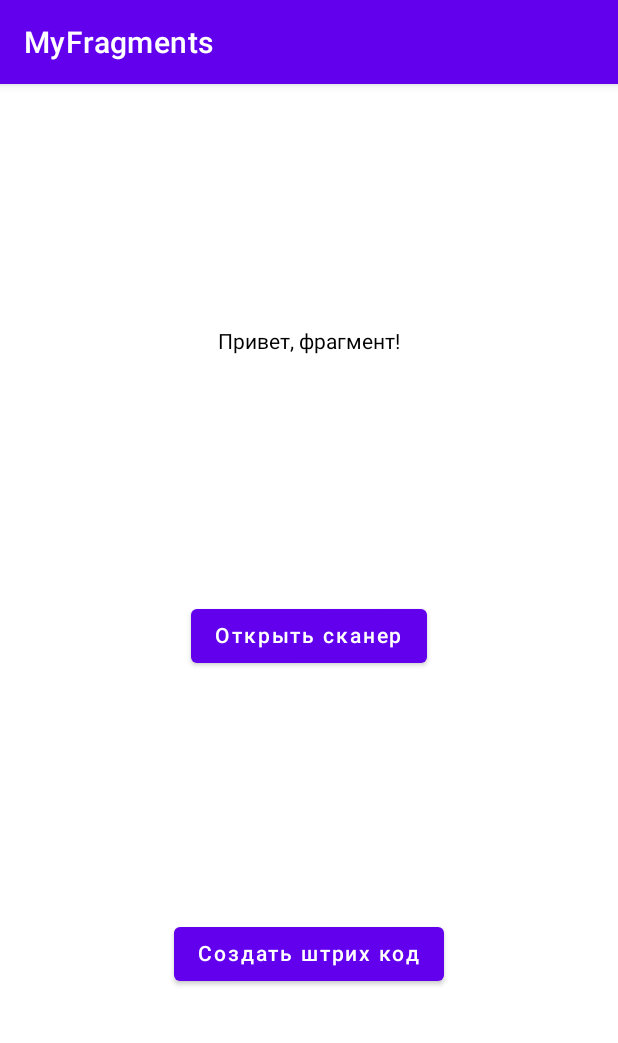
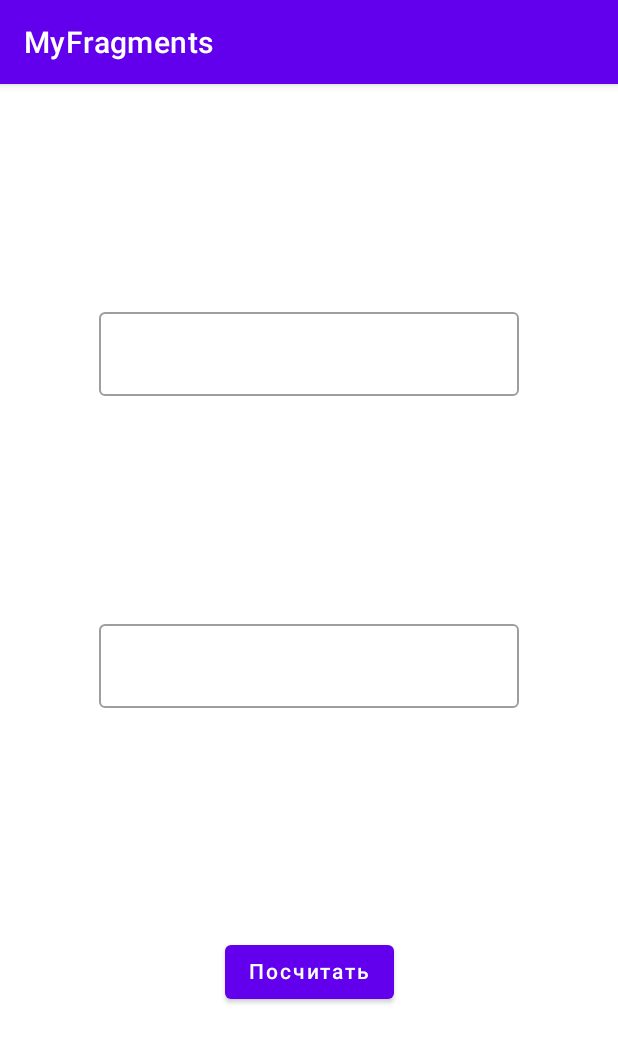
Before and after one commit to afonyAAAA/example_compose_xml, an Android app built with Jetpack Compose: the screen it shows after launch (MainActivity), on a phone screen of 412 x 824 dp. Shown: the top 1043 px of the screen. Run offline under Robolectric (Android 15) with nearby library versions, the phone set to English and light mode, and no system bars; libraries missing offline, so code that uses them is left out: org.ksoap2, org.ksoap2.serialization, org.ksoap2.transport.

```diff
--- a/app/build.gradle
+++ b/app/build.gradle
@@ -46,8 +46,7 @@ dependencies {
     implementation 'androidx.activity:activity-compose:1.5.0'
     debugImplementation "androidx.compose.ui:ui-tooling:1.2.0"
 
-    implementation('com.journeyapps:zxing-android-embedded:4.3.0') { transitive = false }
-    implementation 'com.google.zxing:core:3.3.0'
+    implementation 'com.google.code.ksoap2-android:ksoap2-android:3.6.4'
 
     implementation 'androidx.core:core-ktx:1.7.0'
     implementation 'androidx.appcompat:appcompat:1.5.0'
--- a/app/src/main/java/ru/fi/myfragments/BlankFragment.kt
+++ b/app/src/main/java/ru/fi/myfragments/BlankFragment.kt
@@ -11,12 +11,6 @@ import android.widget.ImageView
 import android.widget.Toast
 import androidx.compose.ui.platform.ComposeView
 import androidx.fragment.app.Fragment
-import com.google.zxing.BarcodeFormat
-import com.journeyapps.barcodescanner.BarcodeEncoder
-import com.journeyapps.barcodescanner.ScanContract
-import com.journeyapps.barcodescanner.ScanIntentResult
-import com.journeyapps.barcodescanner.ScanOptions
-
 
 // TODO: Rename parameter arguments, choose names that match
 // the fragment initialization parameters, e.g. ARG_ITEM_NUMBER
@@ -53,33 +47,12 @@ class BlankFragment : Fragment() {
         }
     }
 
-    private val barcodeLauncher = registerForActivityResult<ScanOptions, ScanIntentResult>(
-        ScanContract()
-    ) { result: ScanIntentResult ->
-        if (result.contents == null) {
-            Toast.makeText(this.requireContext(), "Cancelled", Toast.LENGTH_LONG).show()
-        } else {
-            Toast.makeText(
-                this.requireContext(),
-                "Scanned: " + result.contents,
-                Toast.LENGTH_LONG
-            ).show()
-        }
-    }
-
-    // Launch
-    fun onButtonClick(view: View?) {
-        val options = ScanOptions()
-        options.setOrientationLocked(false)
-        barcodeLauncher.launch(options)
-    }
-
     override fun onViewCreated(view: View, savedInstanceState: Bundle?) {
         super.onViewCreated(view, savedInstanceState)
 
         composeView.setContent {
             FirstScreen( onClick = {
-                onButtonClick(view)
+
             })
         }
 
--- a/app/src/main/java/ru/fi/myfragments/FirstScreen.kt
+++ b/app/src/main/java/ru/fi/myfragments/FirstScreen.kt
@@ -1,66 +1,67 @@
 package ru.fi.myfragments
 
-import android.graphics.Bitmap
-import androidx.compose.foundation.Image
 import androidx.compose.foundation.layout.Arrangement
 import androidx.compose.foundation.layout.Column
+import androidx.compose.foundation.layout.Row
 import androidx.compose.foundation.layout.fillMaxSize
 import androidx.compose.material.Button
+import androidx.compose.material.OutlinedTextField
 import androidx.compose.material.Text
 import androidx.compose.runtime.Composable
 import androidx.compose.runtime.getValue
 import androidx.compose.runtime.mutableStateOf
 import androidx.compose.runtime.remember
+import androidx.compose.runtime.rememberCoroutineScope
 import androidx.compose.runtime.setValue
 import androidx.compose.ui.Alignment
 import androidx.compose.ui.Modifier
-import androidx.compose.ui.graphics.asImageBitmap
-import com.google.zxing.BarcodeFormat
-import com.journeyapps.barcodescanner.BarcodeEncoder
-import java.lang.Exception
+import androidx.compose.ui.text.input.TextFieldValue
+import kotlinx.coroutines.Dispatchers
+import kotlinx.coroutines.coroutineScope
+import kotlinx.coroutines.launch
 
 
 @Composable
 fun FirstScreen(
     onClick: () -> Unit
 ){
-    var bitmap : Bitmap? by remember { mutableStateOf(null) }
-    var messageError : String by remember { mutableStateOf("") }
+
+    val soapHelper = SoapRequestHelper()
+    var scope = rememberCoroutineScope()
 
     Column(
         modifier = Modifier.fillMaxSize(),
         horizontalAlignment = Alignment.CenterHorizontally,
         verticalArrangement = Arrangement.SpaceEvenly
     ) {
+        var response by remember { mutableStateOf("") }
+        var a by remember { mutableStateOf("") }
+        var b by remember { mutableStateOf("") }
 
-        Text(text = "Привет, фрагмент!")
+        OutlinedTextField(value = a, onValueChange = {
+            a = it
+        })
 
-        if(bitmap != null){
-            Image(bitmap = bitmap!!.asImageBitmap(), contentDescription = "")
+        OutlinedTextField(value = b, onValueChange = {
+            b = it
+        })
+
+        Button(onClick = {
+            val parameter1 = Pair("intA", a.toInt())
+            val parameter2 = Pair("intB", b.toInt())
+            scope.launch(Dispatchers.IO) {
+                response = soapHelper.makeSoapRequest("Add", listOf(parameter1, parameter2)) ?: "Ошибка"
+            }
+        }) {
+            Text(text = "Посчитать")
         }
 
-        if(messageError.isNotEmpty()){
-            Text(text = messageError)
+        if(response.isNotEmpty()){
+            Row {
+                Text(text = "Ответ: ")
+                Text(text = response)
+            }
         }
-
-        Button(onClick = onClick) {
-            Text(text = "Открыть сканер")
-        }
-
-        Button(onClick = {
-
-            try {
-                val barcodeEncoder = BarcodeEncoder()
-                bitmap = barcodeEncoder.encodeBitmap("012345678905", BarcodeFormat.UPC_A, 400, 400)
-            }catch (e : Exception){
-                messageError = e.message.toString()
-            }
-
-        }) {
-            Text(text = "Создать штрих код")
-        }
-
-
 
     }
 }
--- a/app/src/main/java/ru/fi/myfragments/MainActivity.kt
+++ b/app/src/main/java/ru/fi/myfragments/MainActivity.kt
@@ -6,9 +6,7 @@ import android.widget.Toast
 import androidx.activity.result.ActivityResultLauncher
 import androidx.appcompat.app.AppCompatActivity
 import androidx.compose.ui.platform.ComposeView
-import com.journeyapps.barcodescanner.ScanContract
-import com.journeyapps.barcodescanner.ScanIntentResult
-import com.journeyapps.barcodescanner.ScanOptions
+
 
 
 class MainActivity : AppCompatActivity() {
--- /dev/null
+++ b/app/src/main/java/ru/fi/myfragments/SoapRequestHelper.kt
@@ -0,0 +1,51 @@
+package ru.fi.myfragments
+
+import android.accounts.NetworkErrorException
+import android.util.Log
+import org.ksoap2.SoapEnvelope
+import org.ksoap2.serialization.PropertyInfo
+import org.ksoap2.serialization.SoapObject
+import org.ksoap2.serialization.SoapPrimitive
+import org.ksoap2.serialization.SoapSerializationEnvelope
+import org.ksoap2.transport.HttpTransportSE
+
+
+class SoapRequestHelper {
+    private val URL = "http://www.dneonline.com/calculator.asmx"
+    private val NAMESPACE = "http://tempuri.org/"
+    suspend fun makeSoapRequest(
+        methodName : String,
+        parameters : List<Pair<String, Int>>
+    ) : String?
+    {
+        return try {
+            val request = SoapObject(NAMESPACE, methodName)
+
+            parameters.forEach{ parameter ->
+                val param = PropertyInfo()
+                param.setName(parameter.first)
+                param.value = parameter.second
+                param.setType(Int::class.java)
+                request.addProperty(param)
+            }
+
+            val envelope = SoapSerializationEnvelope(SoapEnvelope.VER11)
+            envelope.dotNet = true
+
+            envelope.setOutputSoapObject(request)
+
+            val httpTransport = HttpTransportSE(URL)
+
+            val SOAP_ACTION = "$NAMESPACE$methodName"
+
+            httpTransport.call(SOAP_ACTION, envelope)
+
+            val response = envelope.bodyIn as SoapObject
+
+            response.getProperty("AddResult").toString()
+        }catch (e : Exception){
+            e.printStackTrace()
+            null
+        }
+    }
+}
--- a/settings.gradle
+++ b/settings.gradle
@@ -3,6 +3,9 @@ pluginManagement {
         gradlePluginPortal()
         google()
         mavenCentral()
+        maven {
+            url 'https://oss.sonatype.org/content/repositories/ksoap2-android-releases/'
+        }
     }
 }
 dependencyResolutionManagement {
@@ -10,6 +13,9 @@ dependencyResolutionManagement {
     repositories {
         google()
         mavenCentral()
+        maven {
+            url 'https://oss.sonatype.org/content/repositories/ksoap2-android-releases/'
+        }
     }
 }
 rootProject.name = "MyFragments"
```
Also changed, not shown: app/src/main/AndroidManifest.xml (+3 -4 lines).
